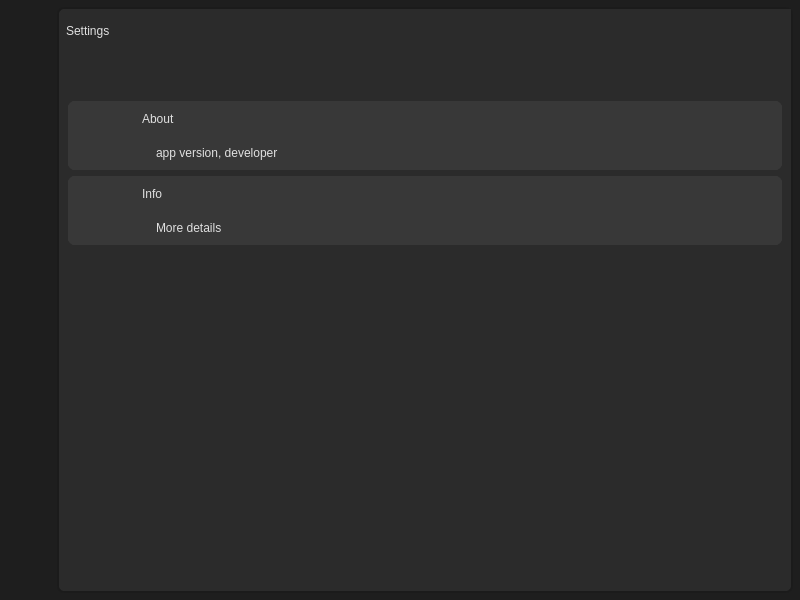
This is files/more/main.ui in prathambahekar/better-gui as Qt 5 draws it before an edit. The edited form follows.
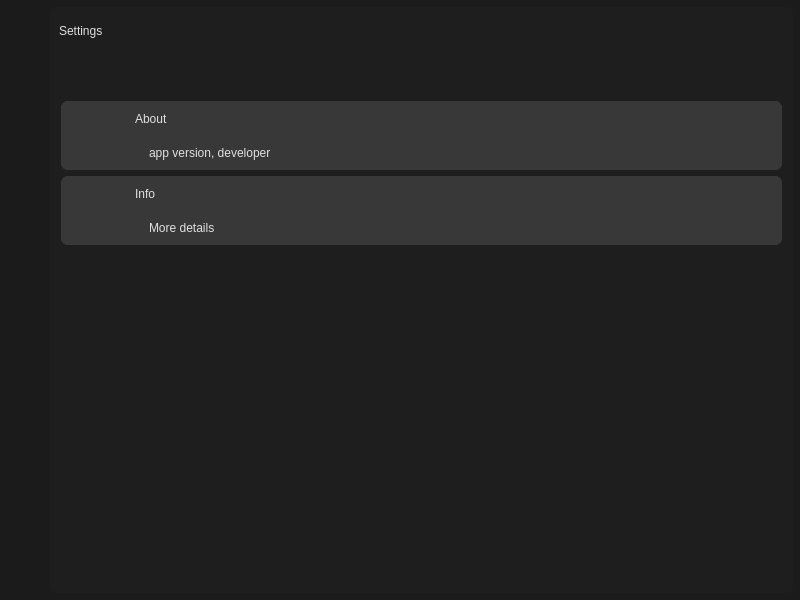
This is the edited form. Icons and pictures are not drawn.

Patch:
```diff
--- a/files/more/main.ui
+++ b/files/more/main.ui
@@ -22,15 +22,11 @@
   <widget class="QWidget" name="centralwidget">
    <property name="styleSheet">
     <string notr="true">* {
-    background-color: #1e1e1e;
+    background-color: #1b1b1b;
     font: 600 20pt &quot;Segoe UI Variable Display Semib&quot;;
     color: #e0e0e0;
 }
 
-#leftMenu {
-    background: #1e1e1e;
-}
-
 #leftMenu .QPushButton {
     background-color: transparent;
     border-radius: 7px;
@@ -45,8 +41,19 @@
 }
 
 #mainFrame {
-    border: 2px solid #1b1b1b;
-    border-radius: 5px;
+    border: 2px solid #1e1e1e;	
+	border-radius: 7px;
+}
+
+#mainFrame .QFrame {
+
+	background-color: #1e1e1e;
+	
+}
+
+#mainFrame .QLabel {
+
+	background-color: #1e1e1e;
 	
 }
 
@@ -136,7 +143,7 @@
      <number>0</number>
     </property>
     <property name="leftMargin">
-     <number>7</number>
+     <number>0</number>
     </property>
     <property name="topMargin">
      <number>7</number>
@@ -293,8 +300,7 @@
     <item>
      <widget class="QFrame" name="mainFrame">
       <property name="styleSheet">
-       <string notr="true">background-color: #2b2b2b;
-border-radius: 7px;</string>
+       <string notr="true"/>
       </property>
       <property name="frameShape">
        <enum>QFrame::Shape::StyledPanel</enum>
```
Left out of the diff: 2 changed lines with no effect on the pictures.
